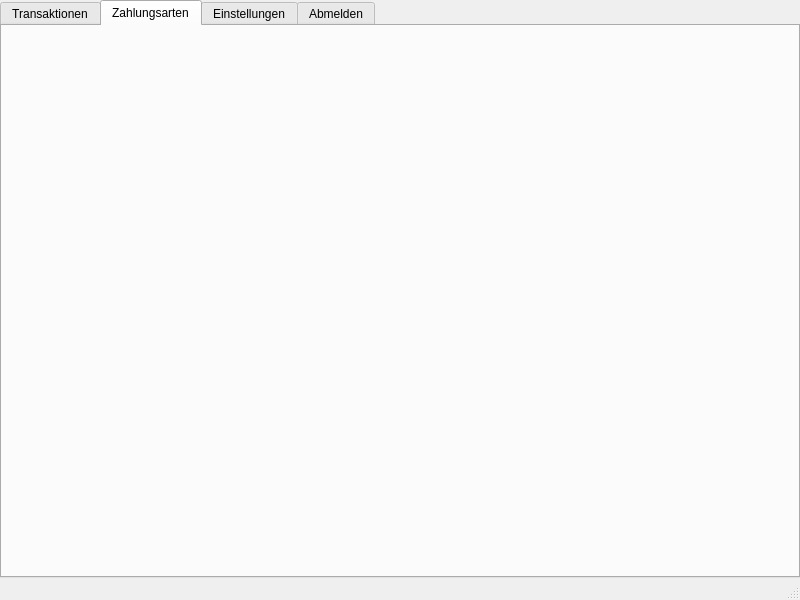
Old version of the form benutzerwindow.ui in the repository Tandaradei/haushalt.
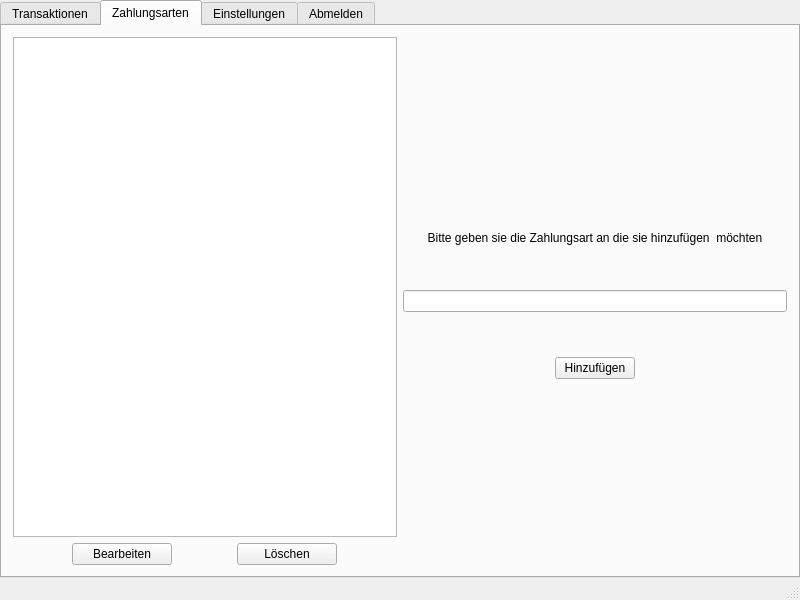
New version of the form. The open tabs and pages were chosen to show the change. Icons and pictures are not drawn.

Commit message: Zahlungsarten anzeigen + hinzufügen

```diff
--- a/benutzerwindow.ui
+++ b/benutzerwindow.ui
@@ -478,7 +478,75 @@
          </attribute>
          <layout class="QVBoxLayout" name="verticalLayout_7">
           <item>
-           <layout class="QVBoxLayout" name="verticalLayout_6"/>
+           <layout class="QHBoxLayout" name="horizontalLayout_2">
+            <item>
+             <layout class="QGridLayout" name="gridLayout_2">
+              <item row="1" column="0">
+               <layout class="QGridLayout" name="gridLayout_3">
+                <item row="0" column="0">
+                 <widget class="QPushButton" name="pushButton_2">
+                  <property name="maximumSize">
+                   <size>
+                    <width>100</width>
+                    <height>16777215</height>
+                   </size>
+                  </property>
+                  <property name="text">
+                   <string>Bearbeiten</string>
+                  </property>
+                 </widget>
+                </item>
+                <item row="0" column="1">
+                 <widget class="QPushButton" name="pushButton_3">
+                  <property name="maximumSize">
+                   <size>
+                    <width>100</width>
+                    <height>16777215</height>
+                   </size>
+                  </property>
+                  <property name="text">
+                   <string>Löschen</string>
+                  </property>
+                 </widget>
+                </item>
+               </layout>
+              </item>
+              <item row="0" column="0">
+               <widget class="QListView" name="listView"/>
+              </item>
+             </layout>
+            </item>
+            <item>
+             <layout class="QGridLayout" name="gridLayout" rowstretch="0,0,0,0" rowminimumheight="0,176,100,176">
+              <item row="2" column="0">
+               <widget class="QLineEdit" name="lineEdit"/>
+              </item>
+              <item row="1" column="0" alignment="Qt::AlignBottom">
+               <widget class="QLabel" name="label_6">
+                <property name="text">
+                 <string>Bitte geben sie die Zahlungsart an die sie hinzufügen  möchten</string>
+                </property>
+                <property name="alignment">
+                 <set>Qt::AlignCenter</set>
+                </property>
+               </widget>
+              </item>
+              <item row="3" column="0" alignment="Qt::AlignHCenter|Qt::AlignTop">
+               <widget class="QPushButton" name="pushButton_4">
+                <property name="maximumSize">
+                 <size>
+                  <width>100</width>
+                  <height>16777215</height>
+                 </size>
+                </property>
+                <property name="text">
+                 <string>Hinzufügen</string>
+                </property>
+               </widget>
+              </item>
+             </layout>
+            </item>
+           </layout>
           </item>
          </layout>
         </widget>
```
Left out of the diff: 2 changed lines with no effect on the pictures.
